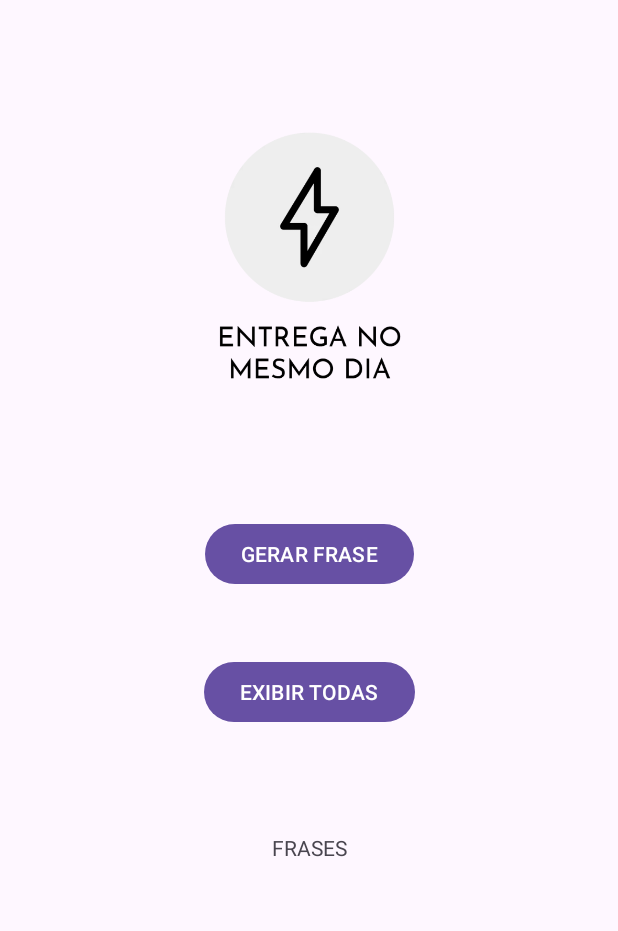
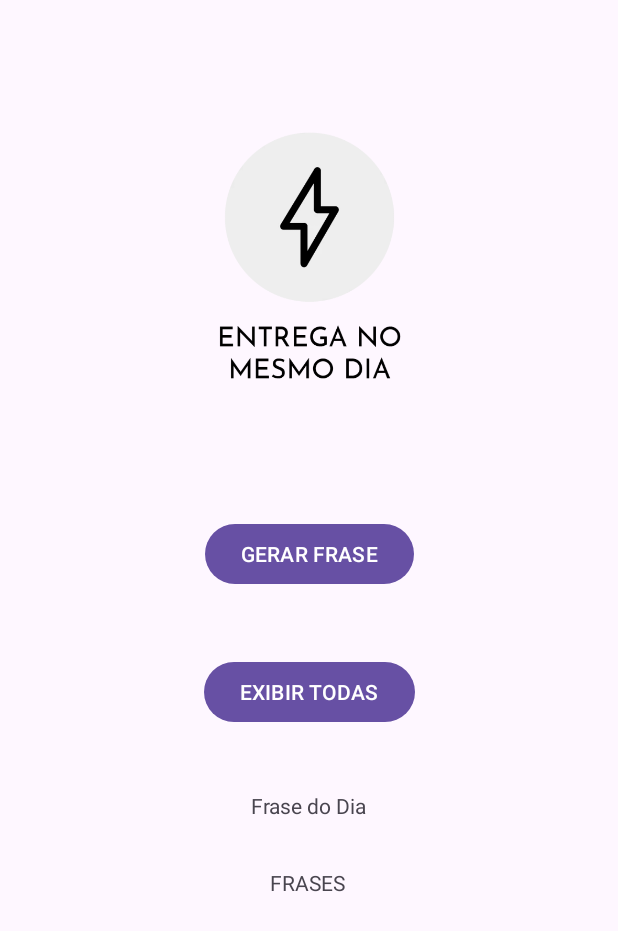
Before and after one commit to MaiconVinicius10/Frase_do_Dia_0.01, an Android app: the screen it shows after launch (MainActivity), on a phone screen of 412 x 824 dp. Shown: the top 931 px of the screen. Run offline under Robolectric (Android 15) with nearby library versions, the phone set to English and light mode, and no system bars.

Commit message:
Funcionando o app de frase aleatoriop , só tem um porem , frases comuns e logicá eu que criei

```diff
--- a/app/build.gradle.kts
+++ b/app/build.gradle.kts
@@ -4,7 +4,7 @@ plugins {
 
 android {
     namespace = "com.maiconviniciusevitor.frasedodia001"
-    compileSdk = 33
+    compileSdk = 34
 
     defaultConfig {
         applicationId = "com.maiconviniciusevitor.frasedodia001"
--- a/app/src/main/res/layout/activity_main.xml
+++ b/app/src/main/res/layout/activity_main.xml
@@ -21,6 +21,7 @@
         android:layout_width="wrap_content"
         android:layout_height="wrap_content"
         android:layout_marginTop="46dp"
+        android:onClick="gerarFrase"
         android:text="GERAR FRASE"
         app:layout_constraintEnd_toEndOf="parent"
         app:layout_constraintHorizontal_bias="0.5"
@@ -32,6 +33,7 @@
         android:layout_width="wrap_content"
         android:layout_height="wrap_content"
         android:layout_marginTop="44dp"
+        android:onClick="gerarFraseAleatoria"
         android:text="EXIBIR TODAS"
         app:layout_constraintEnd_toEndOf="parent"
         app:layout_constraintHorizontal_bias="0.5"
@@ -39,11 +41,22 @@
         app:layout_constraintTop_toBottomOf="@+id/btn_gerarFrase" />
 
     <TextView
-        android:id="@+id/text_Resultado"
+        android:id="@+id/text_resultado"
         android:layout_width="wrap_content"
         android:layout_height="wrap_content"
-        android:layout_marginTop="70dp"
+        android:layout_marginTop="32dp"
         android:text="FRASES"
+        app:layout_constraintEnd_toEndOf="parent"
+        app:layout_constraintHorizontal_bias="0.498"
+        app:layout_constraintStart_toStartOf="parent"
+        app:layout_constraintTop_toBottomOf="@+id/textView2" />
+
+    <TextView
+        android:id="@+id/textView2"
+        android:layout_width="wrap_content"
+        android:layout_height="wrap_content"
+        android:layout_marginTop="42dp"
+        android:text="Frase do Dia"
         app:layout_constraintEnd_toEndOf="parent"
         app:layout_constraintHorizontal_bias="0.5"
         app:layout_constraintStart_toStartOf="parent"
```
Also changed, not shown: app/src/main/java/com/maiconviniciusevitor/frasedodia001/MainActivity.java (+38 -0 lines).
